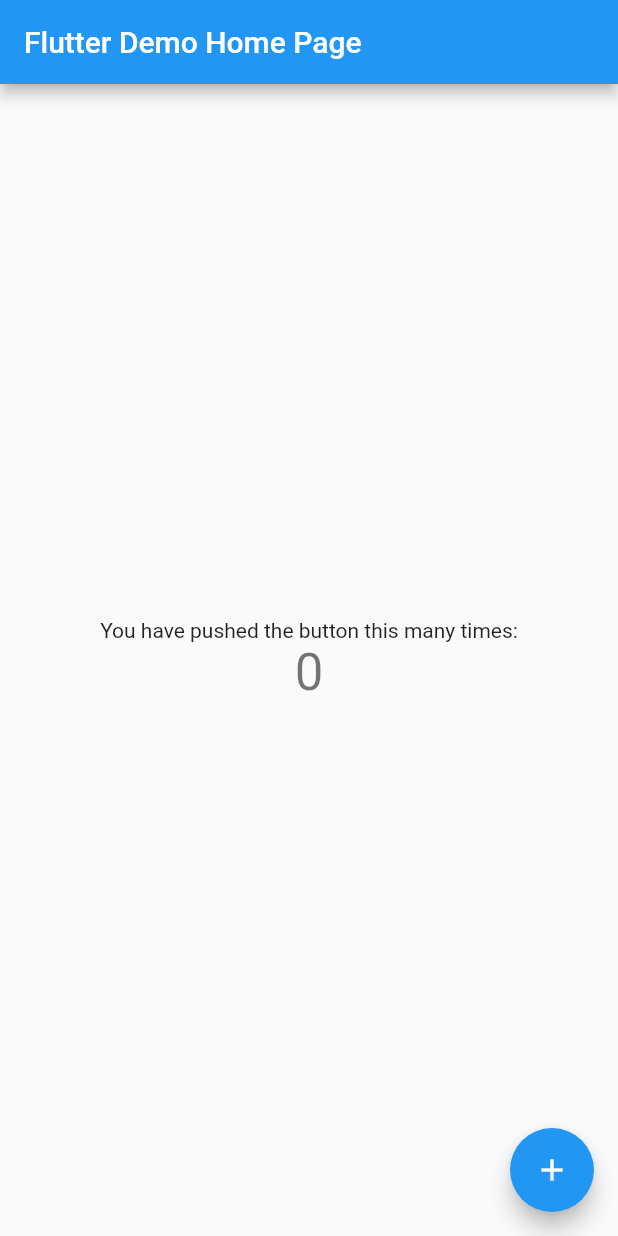
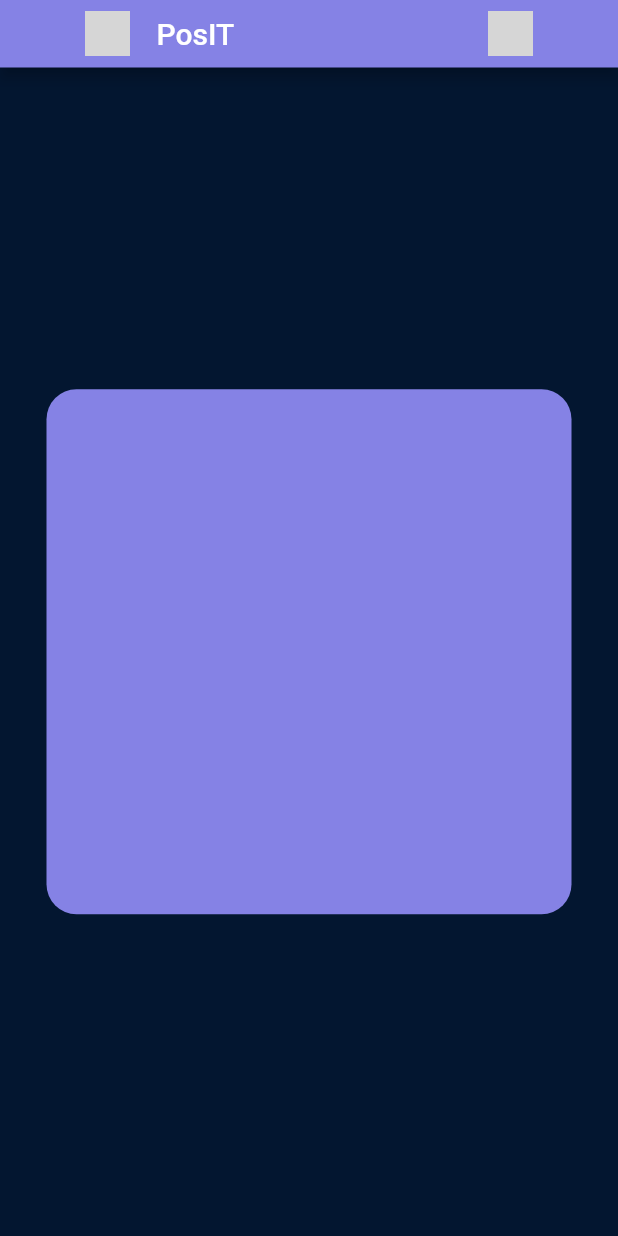
Before and after one commit to jero0137/PosIt, a Flutter app: the screen it shows after launch, on a phone screen of 412 x 824 dp. Run offline on Flutter 3.47's test engine with Material 2 defaults, Android fonts, the phone set to English and light mode, and no system bars; network calls fail; grey boxes are pictures that could not be loaded.

Commit message:
Vista Feed

```diff
--- a/lib/main.dart
+++ b/lib/main.dart
@@ -1,4 +1,5 @@
 import 'package:flutter/material.dart';
+import 'package:posit/vistas/Feed.dart';
 
 void main() {
   runApp(const MyApp());
@@ -13,103 +14,9 @@ class MyApp extends StatelessWidget {
     return MaterialApp(
       title: 'Flutter Demo',
       theme: ThemeData(
-        // This is the theme of your application.
-        //
-        // Try running your application with "flutter run". You'll see the
-        // application has a blue toolbar. Then, without quitting the app, try
-        // changing the primarySwatch below to Colors.green and then invoke
-        // "hot reload" (press "r" in the console where you ran "flutter run",
-        // or simply save your changes to "hot reload" in a Flutter IDE).
-        // Notice that the counter didn't reset back to zero; the application
-        // is not restarted.
         primarySwatch: Colors.blue,
       ),
-      home: const MyHomePage(title: 'Flutter Demo Home Page'),
+      home: Feed(),
     );
   }
 }
-
-class MyHomePage extends StatefulWidget {
-  const MyHomePage({super.key, required this.title});
-
-  // This widget is the home page of your application. It is stateful, meaning
-  // that it has a State object (defined below) that contains fields that affect
-  // how it looks.
-
-  // This class is the configuration for the state. It holds the values (in this
-  // case the title) provided by the parent (in this case the App widget) and
-  // used by the build method of the State. Fields in a Widget subclass are
-  // always marked "final".
-
-  final String title;
-
-  @override
-  State<MyHomePage> createState() => _MyHomePageState();
-}
-
-class _MyHomePageState extends State<MyHomePage> {
-  int _counter = 0;
-
-  void _incrementCounter() {
-    setState(() {
-      // This call to setState tells the Flutter framework that something has
-      // changed in this State, which causes it to rerun the build method below
-      // so that the display can reflect the updated values. If we changed
-      // _counter without calling setState(), then the build method would not be
-      // called again, and so nothing would appear to happen.
-      _counter++;
-    });
-  }
-
-  @override
-  Widget build(BuildContext context) {
-    // This method is rerun every time setState is called, for instance as done
-    // by the _incrementCounter method above.
-    //
-    // The Flutter framework has been optimized to make rerunning build methods
-    // fast, so that you can just rebuild anything that needs updating rather
-    // than having to individually change instances of widgets.
-    return Scaffold(
-      appBar: AppBar(
-        // Here we take the value from the MyHomePage object that was created by
-        // the App.build method, and use it to set our appbar title.
-        title: Text(widget.title),
-      ),
-      body: Center(
-        // Center is a layout widget. It takes a single child and positions it
-        // in the middle of the parent.
-        child: Column(
-          // Column is also a layout widget. It takes a list of children and
-          // arranges them vertically. By default, it sizes itself to fit its
-          // children horizontally, and tries to be as tall as its parent.
-          //
-          // Invoke "debug painting" (press "p" in the console, choose the
-          // "Toggle Debug Paint" action from the Flutter Inspector in Android
-          // Studio, or the "Toggle Debug Paint" command in Visual Studio Code)
-          // to see the wireframe for each widget.
-          //
-          // Column has various properties to control how it sizes itself and
-          // how it positions its children. Here we use mainAxisAlignment to
-          // center the children vertically; the main axis here is the vertical
-          // axis because Columns are vertical (the cross axis would be
-          // horizontal).
-          mainAxisAlignment: MainAxisAlignment.center,
-          children: <Widget>[
-            const Text(
-              'You have pushed the button this many times:',
-            ),
-            Text(
-              '$_counter',
-              style: Theme.of(context).textTheme.headline4,
-            ),
-          ],
-        ),
-      ),
-      floatingActionButton: FloatingActionButton(
-        onPressed: _incrementCounter,
-        tooltip: 'Increment',
-        child: const Icon(Icons.add),
-      ), // This trailing comma makes auto-formatting nicer for build methods.
-    );
-  }
-}
--- /dev/null
+++ b/lib/vistas/Feed.dart
@@ -0,0 +1,25 @@
+import 'package:flutter/material.dart';
+
+import '../widgets/widgets.dart';
+
+class Feed extends StatelessWidget {
+  const Feed({super.key});
+
+  @override
+  Widget build(BuildContext context) {
+    return Scaffold(
+
+      backgroundColor: Color(0xFF031630),
+      appBar: appBar("PosIT"),
+      body: Center(
+        child: SingleChildScrollView(
+          child: Column(
+            children: [
+              post(),
+            ],
+          ),
+        ),
+      ),
+    );
+  }
+}
--- /dev/null
+++ b/lib/widgets/widgets.dart
@@ -0,0 +1,52 @@
+import 'package:flutter/material.dart';
+
+AppBar appBar(String titulo) {
+  return AppBar(
+    title: Row(
+      mainAxisAlignment: MainAxisAlignment.center,
+      children: [
+        Spacer(
+          flex: 1,
+        ),
+        Image.network(
+          'https://img.freepik.com/vector-premium/papel-nota-ilustracion-icono-vector-dibujos-animados-lapiz_480044-364.jpg?w=740',
+          fit: BoxFit.contain,
+          height: 30,
+        ),
+        SizedBox(
+          width: 10,
+        ),
+        Container(padding: const EdgeInsets.all(8.0), child: Text(titulo)),
+        Spacer(
+          flex: 4,
+        ),
+        ClipRRect(
+          borderRadius: BorderRadius.circular(30.0),
+          child: const Image(
+            image: NetworkImage('https://img.freepik.com/vector-premium/papel-nota-ilustracion-icono-vector-dibujos-animados-lapiz_480044-364.jpg?w=740'),
+            width: 30,
+          ),
+        ),
+        Spacer(
+          flex: 1,
+        ),
+      ],
+    ),
+    backgroundColor: Color.fromRGBO(133, 130, 229, 90),
+    toolbarHeight: 45,
+  );
+}
+
+Container post() {
+  return Container(
+    width: 350,
+    height: 350,
+    decoration: BoxDecoration(
+    border: Border.all(
+      color: Colors.transparent,
+    ),
+    borderRadius: BorderRadius.all(Radius.circular(20)),
+    color: Color.fromRGBO(133, 130, 229, 90),
+  ),
+  );
+}
```
